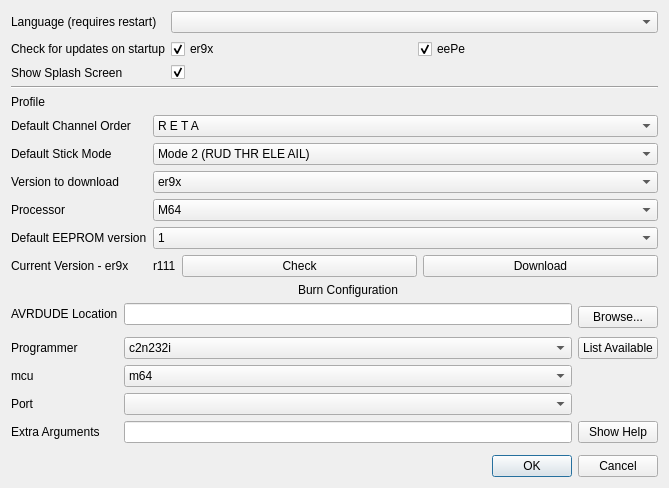
Qt form eepe/eepe/src/preferencesdialog.ui (MikeBland/mbtx) before a commit.
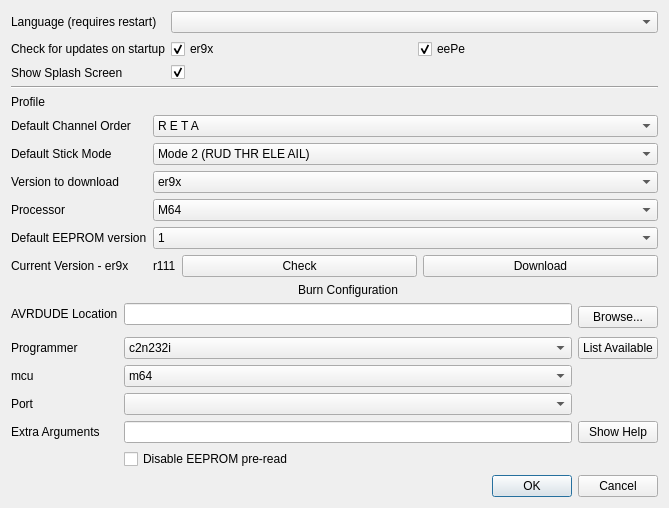
The same form after that commit. Icons and pictures are not drawn.

Diff of the .ui file:
```diff
--- a/eepe/eepe/src/preferencesdialog.ui
+++ b/eepe/eepe/src/preferencesdialog.ui
@@ -1128,6 +1128,13 @@
        </property>
       </widget>
      </item>
+     <item row="7" column="2">
+      <widget class="QCheckBox" name="disablePreReadCB">
+       <property name="text">
+        <string>Disable EEPROM pre-read</string>
+       </property>
+      </widget>
+     </item>
     </layout>
    </item>
    <item row="5" column="0" colspan="2">
```
